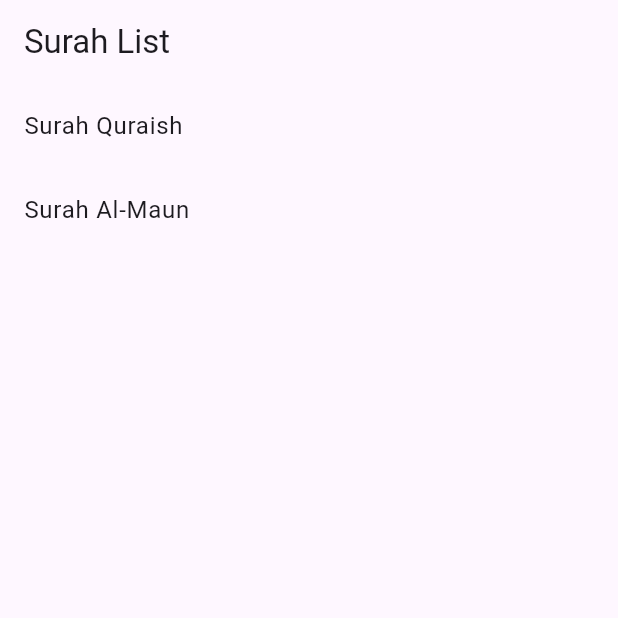
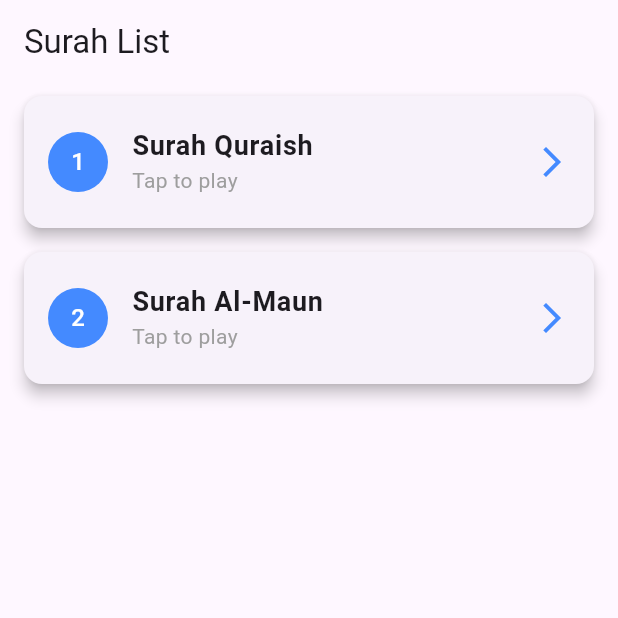
Before and after one commit to The-Black-Shadow/al_quran, a Flutter app: the screen it shows after launch, on a phone screen of 412 x 824 dp, the top half of it. Run offline on Flutter 3.47's test engine with Material 3 defaults, Android fonts, the phone set to English and light mode, and no system bars; our stand-ins replace just_audio.

Commit message:
style listtile in homepage appdrawer

```diff
--- a/lib/pages/app_drawer_page.dart
+++ b/lib/pages/app_drawer_page.dart
@@ -1,7 +1,6 @@
 import 'package:al_quran/modules/surah_list.dart';
 import 'package:al_quran/pages/audio_player.dart';
 import 'package:flutter/material.dart';
-
 
 class AppDrawerPage extends StatelessWidget {
   const AppDrawerPage({super.key});
@@ -16,8 +15,39 @@ class AppDrawerPage extends StatelessWidget {
         itemCount: surahList.length,
         itemBuilder: (context, index) {
           final surah = surahList[index];
-          return ListTile(
-            title: Text(surah['title']),
+          return Card(
+            margin: const EdgeInsets.symmetric(horizontal: 16, vertical: 8),
+            elevation: 4,
+            shape: RoundedRectangleBorder(
+              borderRadius: BorderRadius.circular(12),
+            ),
+            child: ListTile(
+              contentPadding: const EdgeInsets.symmetric(horizontal: 16, vertical: 8),
+              leading: CircleAvatar(
+                backgroundColor: Colors.blueAccent,
+                child: Text(
+                  (index + 1).toString(),
+                  style: const TextStyle(color: Colors.white),
+                ),
+              ),
+              title: Text(
+                surah['title'],
+                style: const TextStyle(
+                  fontSize: 18,
+                  fontWeight: FontWeight.w600,
+                ),
+              ),
+              subtitle: const Text(
+                'Tap to play',
+                style: TextStyle(
+                  fontSize: 14,
+                  color: Colors.grey,
+                ),
+              ),
+              trailing: const Icon(
+                Icons.arrow_forward_ios,
+                color: Colors.blueAccent,
+              ),
               onTap: () {
                 Navigator.push(
                   context,
@@ -30,6 +60,7 @@ class AppDrawerPage extends StatelessWidget {
                   ),
                 );
               },
+            ),
           );
         },
       ),
```
Lines whose indentation alone changed are shown as unchanged.
